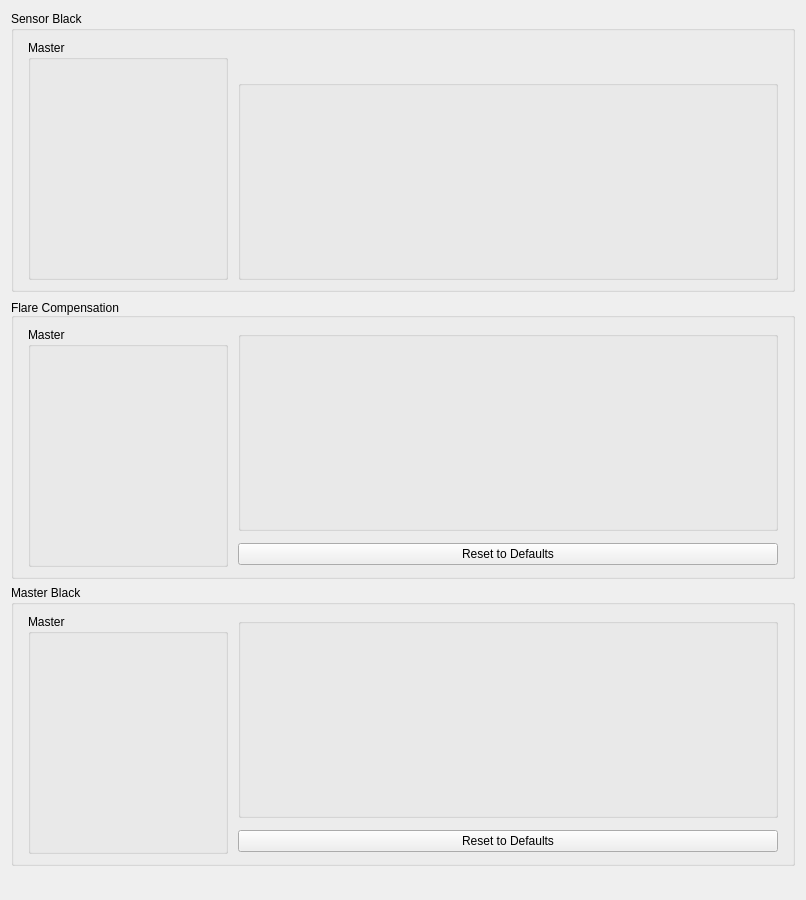
First picture: the form in dct_widgets/blacklevelbox/blacklevelbox.ui, repository KAYA-Instruments/SDI-Control-Point, before the edit.
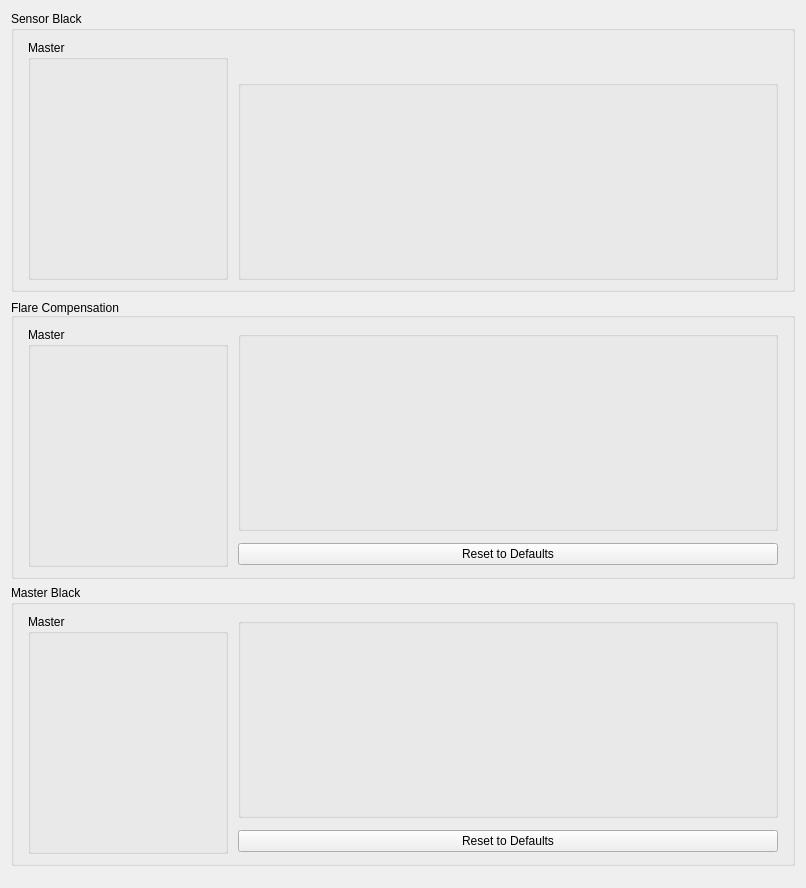
Second picture: the form after the edit. Custom widgets are drawn as their Qt base class.

Patch:
```diff
--- a/dct_widgets/blacklevelbox/blacklevelbox.ui
+++ b/dct_widgets/blacklevelbox/blacklevelbox.ui
@@ -7,7 +7,7 @@
     <x>0</x>
     <y>0</y>
     <width>806</width>
-    <height>900</height>
+    <height>888</height>
    </rect>
   </property>
   <property name="windowTitle">
```
